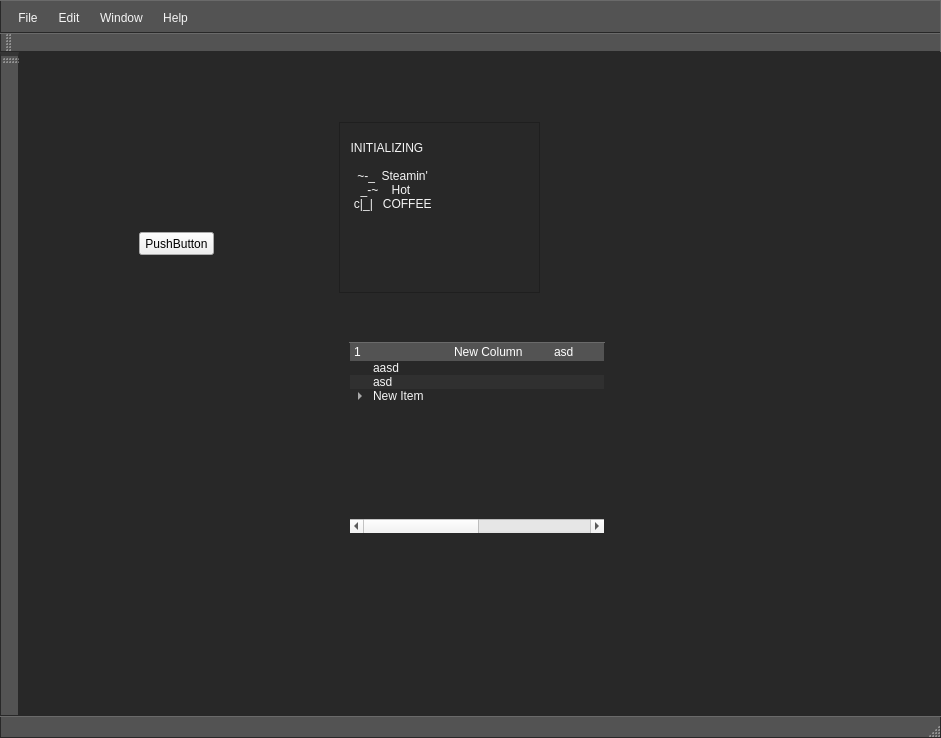
Adelost/Ultimate-Coffee, file Source/GUI/MainWindow.ui: the form before one commit.
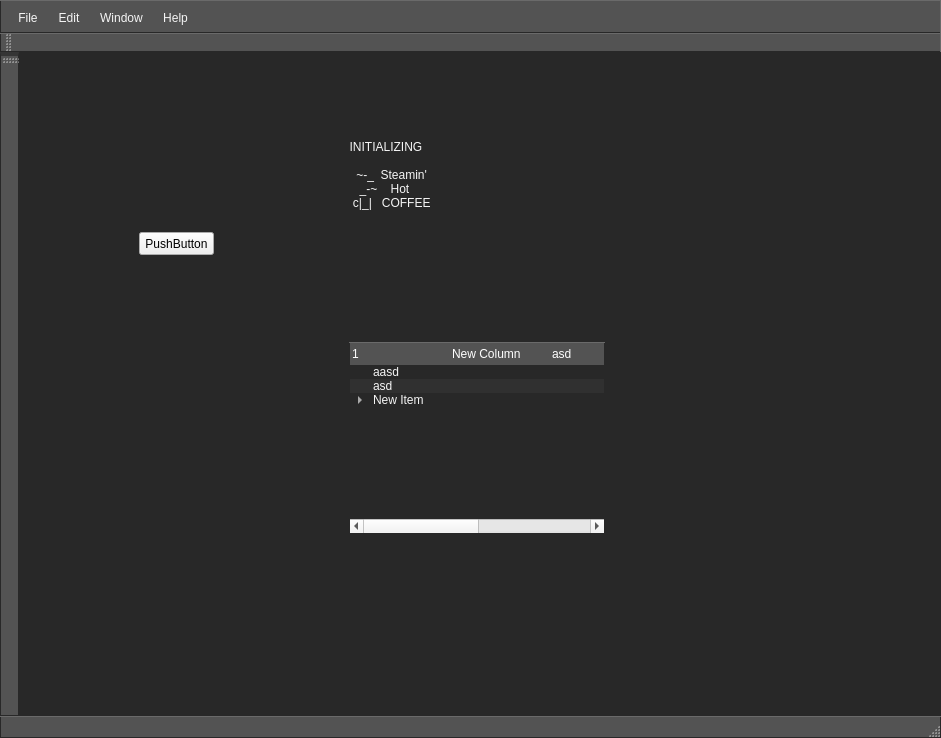
The form after the commit. Icons and pictures are not drawn.

Commit message: Removed border around AbstractScrollArea

What changed in the file:
```diff
--- a/Source/GUI/MainWindow.ui
+++ b/Source/GUI/MainWindow.ui
@@ -29,6 +29,7 @@
 {
    	color: #f5f5f5;
 	background-color: #282828;
+	border: none;
 }
 
 QToolBar, QMenu, QMenuBar, QToolButton, QStatusBar, QDockWidget
@@ -291,7 +292,8 @@
 QHeaderView::section
 {
    background-color: #535353;
-	border: 0px;
+	border: none;
+	padding: 2px;
 }
 
 QTreeView
```
